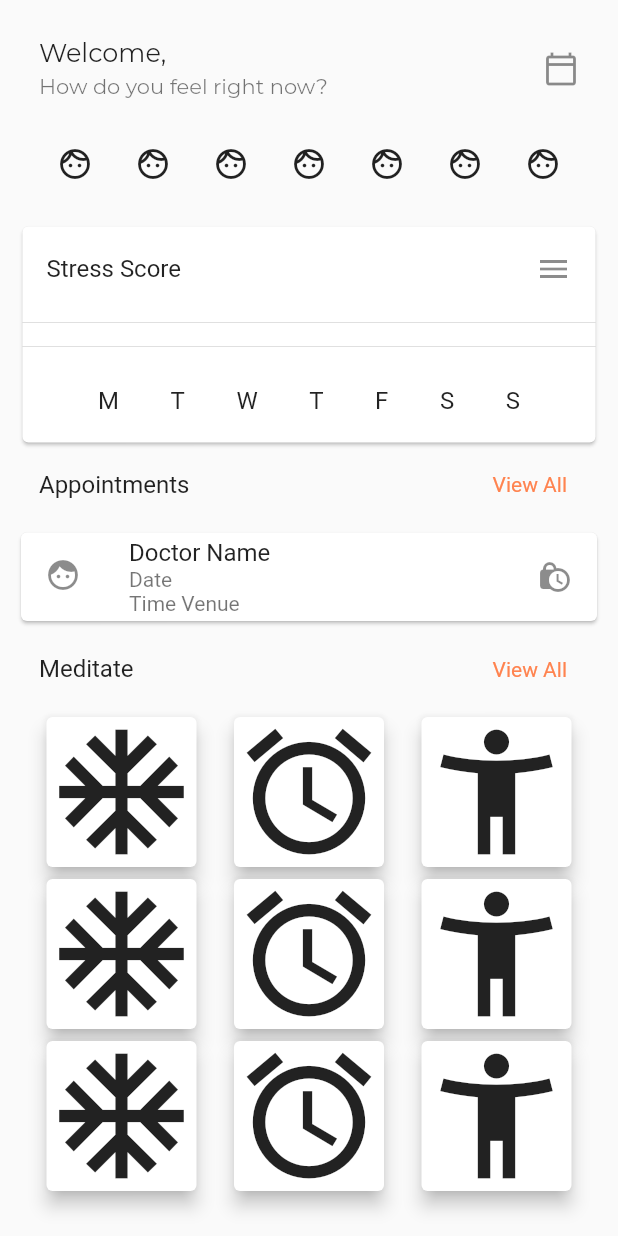
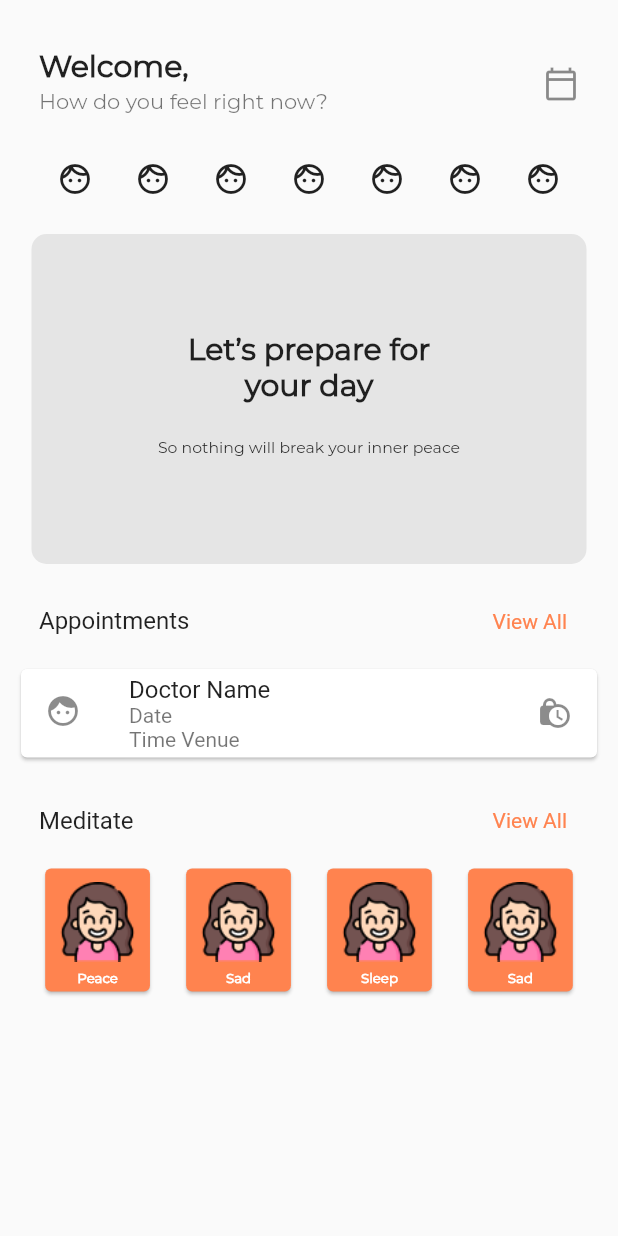
Before and after one commit to Narayan1089/Health-Amigo, a Flutter app: the Home screen opened directly, on a phone screen of 412 x 824 dp. Run offline on Flutter 3.47's test engine with Material 2 defaults, Android fonts, the phone set to English and light mode, and no system bars; our stand-ins replace cloud_firestore, firebase_auth, firebase_core, firebase_messaging, readmore; missing offline and left inert: emoji_picker; accounts and stored records are empty.

Commit message:
home page updated

```diff
--- a/lib/app_screens/home_page.dart
+++ b/lib/app_screens/home_page.dart
@@ -49,13 +49,20 @@ class _HomeState extends State<Home> {
           child: Column(
             mainAxisAlignment: MainAxisAlignment.spaceBetween,
             children: [
+              SizedBox(
+                height: 10,
+              ),
               ListTile(
                 // leading: Icon(Icons.face_rounded),
-                title: Text('Welcome, ' + loggedInUser!.displayName.toString(),
-                    style: TextStyle(
-                        fontFamily: 'Montserrat',
-                        fontSize: 17,
-                        fontWeight: FontWeight.normal)),
+                title: Text(
+                  'Welcome, ' + loggedInUser!.displayName.toString(),
+                  style: TextStyle(
+                      // color: Colors.white,
+                      fontFamily: 'Montserrat',
+                      fontWeight: FontWeight.w600,
+                      fontStyle: FontStyle.normal,
+                      fontSize: 20),
+                ),
                 subtitle: Text('How do you feel right now?',
                     style: TextStyle(
                         fontFamily: 'Montserrat',
@@ -88,37 +95,85 @@ class _HomeState extends State<Home> {
                 ],
               ),
               SizedBox(
-                height: 15,
+                height: 25,
               ),
-              Card(
-                margin: EdgeInsets.fromLTRB(5, 15, 5, 0),
+              Container(
+                width: 370,
+                height: 220,
+                padding: EdgeInsets.only(top: 10, bottom: 10),
+                decoration: BoxDecoration(
+                    color: Color(0xffE5E5E5),
+                    borderRadius: BorderRadius.circular(10)),
                 child: Column(
                   children: [
-                    ListTile(
-                      title: Text('Stress Score'),
-                      trailing: Icon(Icons.menu),
+                    SizedBox(
+                      height: 55,
                     ),
-                    Divider(),
-                    ListBody(),
-                    Divider(),
-                    ListTile(
-                      title: Row(
-                        mainAxisAlignment: MainAxisAlignment.spaceEvenly,
-                        // crossAxisAlignment: CrossAxisAlignment.center,
-                        children: [
-                          Text('M'),
-                          Text('T'),
-                          Text('W'),
-                          Text('T'),
-                          Text('F'),
-                          Text('S'),
-                          Text('S'),
-                        ],
-                      ),
-                    )
+                    Text(
+                      'Let’s prepare for',
+                      style: TextStyle(
+                          // color: Colors.white,
+                          fontFamily: 'Montserrat',
+                          fontWeight: FontWeight.w600,
+                          fontStyle: FontStyle.normal,
+                          fontSize: 20),
+                    ),
+                    Text(
+                      'your day',
+                      style: TextStyle(
+                          // color: Colors.white,
+                          fontFamily: 'Montserrat',
+                          fontWeight: FontWeight.w600,
+                          fontStyle: FontStyle.normal,
+                          fontSize: 20),
+                    ),
+                    SizedBox(
+                      height: 23,
+                    ),
+                    Text(
+                      'So nothing will break your inner peace',
+                      style: TextStyle(
+                          // color: Colors.white,
+                          fontFamily: 'Montserrat',
+                          fontWeight: FontWeight.w400,
+                          fontStyle: FontStyle.normal,
+                          fontSize: 10.47),
+                    ),
                   ],
                 ),
               ),
+              SizedBox(
+                height: 10,
+              ),
+              // Card(
+              //   margin: EdgeInsets.fromLTRB(5, 15, 5, 0),
+              //   child: Column(
+              //     children: [
+              //       ListTile(
+              //         title: Text('Stress Score'),
+              //         trailing: Icon(Icons.menu),
+              //       ),
+              //       Divider(),
+              //       ListBody(),
+              //       Divider(),
+              //       ListTile(
+              //         title: Row(
+              //           mainAxisAlignment: MainAxisAlignment.spaceEvenly,
+              //           // crossAxisAlignment: CrossAxisAlignment.center,
+              //           children: [
+              //             Text('M'),
+              //             Text('T'),
+              //             Text('W'),
+              //             Text('T'),
+              //             Text('F'),
+              //             Text('S'),
+              //             Text('S'),
+              //           ],
+              //         ),
+              //       )
+              //     ],
+              //   ),
+              // ),
               ListTile(
                 // leading: Icon(Icons.face_rounded),
                 title: Text('Appointments'),
@@ -145,6 +200,9 @@ class _HomeState extends State<Home> {
                       ),
                     ],
                   )),
+              SizedBox(
+                height: 10,
+              ),
               ListTile(
                 // leading: Icon(Icons.face_rounded),
                 title: Text('Meditate'),
@@ -159,79 +217,10 @@ class _HomeState extends State<Home> {
               Row(
                 mainAxisAlignment: MainAxisAlignment.spaceEvenly,
                 children: [
-                  Card(
-                    elevation: 5,
-                    child: Icon(
-                      Icons.ac_unit_outlined,
-                      size: 100,
-                    ),
-                  ),
-                  Card(
-                    elevation: 5,
-                    child: Icon(
-                      Icons.access_alarm_outlined,
-                      size: 100,
-                    ),
-                  ),
-                  Card(
-                    elevation: 5,
-                    child: Icon(
-                      Icons.accessibility_new_outlined,
-                      size: 100,
-                    ),
-                  ),
-                ],
-              ),
-              Row(
-                mainAxisAlignment: MainAxisAlignment.spaceEvenly,
-                children: [
-                  Card(
-                    elevation: 5,
-                    child: Icon(
-                      Icons.ac_unit_outlined,
-                      size: 100,
-                    ),
-                  ),
-                  Card(
-                    elevation: 5,
-                    child: Icon(
-                      Icons.access_alarm_outlined,
-                      size: 100,
-                    ),
-                  ),
-                  Card(
-                    elevation: 5,
-                    child: Icon(
-                      Icons.accessibility_new_outlined,
-                      size: 100,
-                    ),
-                  ),
-                ],
-              ),
-              Row(
-                mainAxisAlignment: MainAxisAlignment.spaceEvenly,
-                children: [
-                  Card(
-                    elevation: 5,
-                    child: Icon(
-                      Icons.ac_unit_outlined,
-                      size: 100,
-                    ),
-                  ),
-                  Card(
-                    elevation: 5,
-                    child: Icon(
-                      Icons.access_alarm_outlined,
-                      size: 100,
-                    ),
-                  ),
-                  Card(
-                    elevation: 5,
-                    child: Icon(
-                      Icons.accessibility_new_outlined,
-                      size: 100,
-                    ),
-                  ),
+                  MeditateCard('assets/images/smile_face.png', 'Peace'),
+                  MeditateCard('assets/images/smile_face.png', 'Sad'),
+                  MeditateCard('assets/images/smile_face.png', 'Sleep'),
+                  MeditateCard('assets/images/smile_face.png', 'Sad'),
                 ],
               ),
             ],
@@ -241,3 +230,57 @@ class _HomeState extends State<Home> {
     );
   }
 }
+
+class MeditateCard extends StatelessWidget {
+  late final String? title;
+  late final String? image;
+
+  MeditateCard(img, title) {
+    this.title = title;
+    this.image = img;
+  }
+  // const MoodCard({Key? key}) : super(key: key);
+
+  @override
+  Widget build(BuildContext context) {
+    return Container(
+      width: 77.86,
+      height: 90,
+      child: GestureDetector(
+        onTap: () {
+          // Navigator.push(context,
+          //     MaterialPageRoute(builder: (context) => MeditateDetails()));
+        },
+        child: Card(
+          color: Color(0xffFF834F),
+          // elevation: 5,
+          child: Column(
+            mainAxisAlignment: MainAxisAlignment.center,
+            children: [
+              SizedBox(
+                height: 5,
+              ),
+              Image(
+                image: AssetImage(image.toString()),
+                height: 53,
+                width: 58,
+              ),
+              SizedBox(
+                height: 5,
+              ),
+              Text(
+                title.toString(),
+                style: TextStyle(
+                    color: Colors.white,
+                    fontFamily: 'Montserrat',
+                    fontWeight: FontWeight.w600,
+                    fontStyle: FontStyle.normal,
+                    fontSize: 8.91),
+              )
+            ],
+          ),
+        ),
+      ),
+    );
+  }
+}
```
Also changed, not shown: lib/app_screens/doctors_pg.dart (+21 -1 lines), lib/app_screens/meditate_details.dart (+94 -2 lines), lib/app_screens/subscription/checkout.dart (+33 -28 lines), lib/services/initial_builder.dart (+17 -8 lines), assets/images/amigo-1.png (added), assets/images/doctor.png (added), assets/images/home.png (added), assets/images/meditate.png (added).
